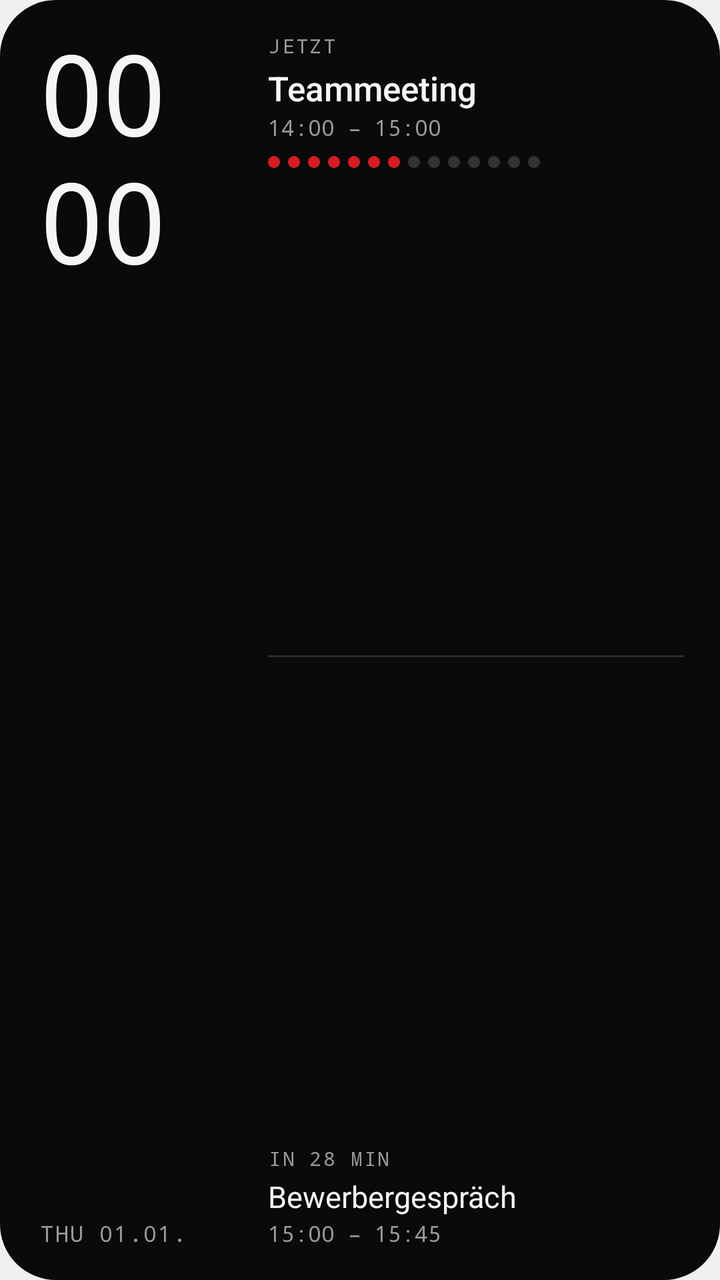
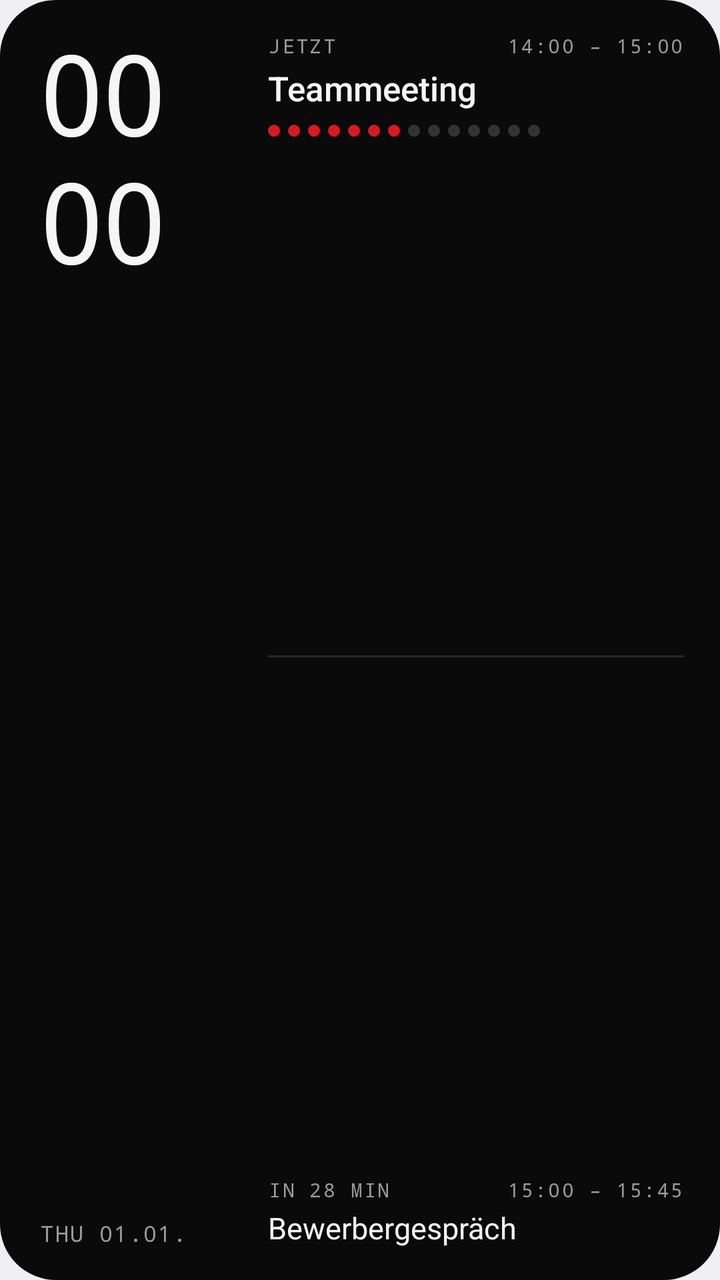

Before-and-after screenshots of an Android layout around one commit, followed by the original layout XML and the change that was made.
<!-- AndroidManifest.xml: application theme android:Theme.DeviceDefault.DayNight -->
<!-- res/layout/widget_now_next.xml -->
<?xml version="1.0" encoding="utf-8"?>
<FrameLayout xmlns:android="http://schemas.android.com/apk/res/android"
    android:id="@android:id/background"
    android:layout_width="match_parent"
    android:layout_height="match_parent">

    <ImageView
        android:id="@+id/bg_fill"
        android:layout_width="match_parent"
        android:layout_height="match_parent"
        android:importantForAccessibility="no"
        android:scaleType="fitXY"
        android:src="@drawable/widget_shape"
        android:tint="@color/mono_bg_solid" />

    <ImageView
        android:id="@+id/bg_stroke"
        android:layout_width="match_parent"
        android:layout_height="match_parent"
        android:importantForAccessibility="no"
        android:scaleType="fitXY"
        android:src="@drawable/widget_stroke"
        android:visibility="gone" />

    <LinearLayout
        android:layout_width="match_parent"
        android:layout_height="match_parent"
        android:orientation="horizontal"
        android:paddingStart="20dp"
        android:paddingTop="16dp"
        android:paddingEnd="18dp"
        android:paddingBottom="16dp">

        
        <LinearLayout
            android:layout_width="wrap_content"
            android:layout_height="match_parent"
            android:minWidth="96dp"
            android:orientation="vertical">

            
            <LinearLayout
                android:layout_width="wrap_content"
                android:layout_height="wrap_content"
                android:gravity="end"
                android:orientation="vertical">

                <TextClock
                    android:id="@+id/clock_hour"
                    android:layout_width="wrap_content"
                    android:layout_height="wrap_content"
                    android:fontFamily="monospace"
                    android:fontFeatureSettings="tnum"
                    android:format12Hour="HH"
                    android:format24Hour="HH"
                    android:includeFontPadding="false"
                    android:letterSpacing="-0.04"
                    android:textColor="@color/mono_text"
                    android:textSize="56sp" />

                <TextClock
                    android:id="@+id/clock_minute"
                    android:layout_width="wrap_content"
                    android:layout_height="wrap_content"
                    android:layout_marginTop="-2dp"
                    android:fontFamily="monospace"
                    android:fontFeatureSettings="tnum"
                    android:format12Hour="mm"
                    android:format24Hour="mm"
                    android:includeFontPadding="false"
                    android:letterSpacing="-0.04"
                    android:textColor="@color/mono_text"
                    android:textSize="56sp" />
            </LinearLayout>

            <FrameLayout
                android:layout_width="match_parent"
                android:layout_height="0dp"
                android:layout_weight="1" />

            <TextClock
                android:id="@+id/date"
                android:layout_width="wrap_content"
                android:layout_height="wrap_content"
                android:fontFamily="monospace"
                android:format12Hour="EEE dd.MM."
                android:format24Hour="EEE dd.MM."
                android:letterSpacing="0.06"
                android:textAllCaps="true"
                android:textColor="@color/mono_muted_solid"
                android:textSize="11sp" />
        </LinearLayout>

        
        <LinearLayout
            android:layout_width="0dp"
            android:layout_height="match_parent"
            android:layout_marginStart="18dp"
            android:layout_weight="1"
            android:orientation="vertical">

            
            <LinearLayout
                android:id="@+id/allday_row"
                android:layout_width="match_parent"
                android:layout_height="wrap_content"
                android:layout_marginBottom="6dp"
                android:gravity="center_vertical"
                android:orientation="horizontal"
                android:visibility="gone">

                <ImageView
                    android:id="@+id/allday_ring"
                    android:layout_width="7dp"
                    android:layout_height="7dp"
                    android:importantForAccessibility="no"
                    android:src="@drawable/ring"
                    android:tint="@color/mono_muted_solid" />

                <TextView
                    android:id="@+id/allday_title"
                    android:layout_width="0dp"
                    android:layout_height="wrap_content"
                    android:layout_marginStart="7dp"
                    android:layout_weight="1"
                    android:ellipsize="end"
                    android:maxLines="1"
                    android:text="Urlaub"
                    android:textColor="@color/mono_text"
                    android:textSize="13sp" />

                <TextView
                    android:id="@+id/allday_count"
                    android:layout_width="wrap_content"
                    android:layout_height="wrap_content"
                    android:layout_marginStart="6dp"
                    android:fontFamily="monospace"
                    android:maxLines="1"
                    android:text="+1"
                    android:textColor="@color/mono_muted_solid"
                    android:textSize="10sp"
                    android:visibility="gone" />
            </LinearLayout>

            <LinearLayout
                android:id="@+id/now_block"
                android:layout_width="match_parent"
                android:layout_height="wrap_content"
                android:orientation="vertical">

                <TextView
                    android:id="@+id/now_label"
                    android:layout_width="wrap_content"
                    android:layout_height="wrap_content"
                    android:fontFamily="monospace"
                    android:letterSpacing="0.08"
                    android:maxLines="1"
                    android:text="JETZT"
                    android:textColor="@color/mono_muted_solid"
                    android:textSize="10sp" />

                <TextView
                    android:id="@+id/now_title"
                    android:layout_width="match_parent"
                    android:layout_height="wrap_content"
                    android:layout_marginTop="3dp"
                    android:ellipsize="end"
                    android:fontFamily="sans-serif-medium"
                    android:maxLines="1"
                    android:text="Teammeeting"
                    android:textColor="@color/mono_text"
                    android:textSize="17sp" />

                <TextView
                    android:id="@+id/now_time"
                    android:layout_width="wrap_content"
                    android:layout_height="wrap_content"
                    android:layout_marginTop="1dp"
                    android:fontFamily="monospace"
                    android:maxLines="1"
                    android:text="14:00 – 15:00"
                    android:textColor="@color/mono_muted_solid"
                    android:textSize="11sp" />

                <LinearLayout
                    android:id="@+id/dots"
                    android:layout_width="wrap_content"
                    android:layout_height="wrap_content"
                    android:layout_marginTop="7dp"
                    android:orientation="horizontal">
                <ImageView
                    android:id="@+id/dot_0"
                    android:layout_width="6dp"
                    android:layout_height="6dp"
                    android:layout_marginEnd="4dp"
                    android:importantForAccessibility="no"
                    android:src="@drawable/dot"
                    android:tint="@color/mono_accent" />
                <ImageView
                    android:id="@+id/dot_1"
                    android:layout_width="6dp"
                    android:layout_height="6dp"
                    android:layout_marginEnd="4dp"
                    android:importantForAccessibility="no"
                    android:src="@drawable/dot"
                    android:tint="@color/mono_accent" />
                <ImageView
                    android:id="@+id/dot_2"
                    android:layout_width="6dp"
                    android:layout_height="6dp"
                    android:layout_marginEnd="4dp"
                    android:importantForAccessibility="no"
                    android:src="@drawable/dot"
                    android:tint="@color/mono_accent" />
                <ImageView
                    android:id="@+id/dot_3"
                    android:layout_width="6dp"
                    android:layout_height="6dp"
                    android:layout_marginEnd="4dp"
                    android:importantForAccessibility="no"
                    android:src="@drawable/dot"
                    android:tint="@color/mono_accent" />
                <ImageView
                    android:id="@+id/dot_4"
                    android:layout_width="6dp"
                    android:layout_height="6dp"
                    android:layout_marginEnd="4dp"
                    android:importantForAccessibility="no"
                    android:src="@drawable/dot"
                    android:tint="@color/mono_accent" />
                <ImageView
                    android:id="@+id/dot_5"
                    android:layout_width="6dp"
                    android:layout_height="6dp"
                    android:layout_marginEnd="4dp"
                    android:importantForAccessibility="no"
                    android:src="@drawable/dot"
                    android:tint="@color/mono_accent" />
                <ImageView
                    android:id="@+id/dot_6"
                    android:layout_width="6dp"
                    android:layout_height="6dp"
                    android:layout_marginEnd="4dp"
                    android:importantForAccessibility="no"
                    android:src="@drawable/dot"
                    android:tint="@color/mono_accent" />
                <ImageView
                    android:id="@+id/dot_7"
                    android:layout_width="6dp"
                    android:layout_height="6dp"
                    android:layout_marginEnd="4dp"
                    android:importantForAccessibility="no"
                    android:src="@drawable/dot"
                    android:tint="@color/mono_dot_off_solid" />
                <ImageView
                    android:id="@+id/dot_8"
                    android:layout_width="6dp"
                    android:layout_height="6dp"
                    android:layout_marginEnd="4dp"
                    android:importantForAccessibility="no"
                    android:src="@drawable/dot"
                    android:tint="@color/mono_dot_off_solid" />
                <ImageView
                    android:id="@+id/dot_9"
                    android:layout_width="6dp"
                    android:layout_height="6dp"
                    android:layout_marginEnd="4dp"
                    android:importantForAccessibility="no"
                    android:src="@drawable/dot"
                    android:tint="@color/mono_dot_off_solid" />
                <ImageView
                    android:id="@+id/dot_10"
                    android:layout_width="6dp"
                    android:layout_height="6dp"
                    android:layout_marginEnd="4dp"
                    android:importantForAccessibility="no"
                    android:src="@drawable/dot"
                    android:tint="@color/mono_dot_off_solid" />
                <ImageView
                    android:id="@+id/dot_11"
                    android:layout_width="6dp"
                    android:layout_height="6dp"
                    android:layout_marginEnd="4dp"
                    android:importantForAccessibility="no"
                    android:src="@drawable/dot"
                    android:tint="@color/mono_dot_off_solid" />
                <ImageView
                    android:id="@+id/dot_12"
                    android:layout_width="6dp"
                    android:layout_height="6dp"
                    android:layout_marginEnd="4dp"
                    android:importantForAccessibility="no"
                    android:src="@drawable/dot"
                    android:tint="@color/mono_dot_off_solid" />
                <ImageView
                    android:id="@+id/dot_13"
                    android:layout_width="6dp"
                    android:layout_height="6dp"
                    android:importantForAccessibility="no"
                    android:src="@drawable/dot"
                    android:tint="@color/mono_dot_off_solid" />
                </LinearLayout>
            </LinearLayout>

            <FrameLayout
                android:layout_width="match_parent"
                android:layout_height="0dp"
                android:layout_weight="1" />

            <ImageView
                android:id="@+id/divider"
                android:layout_width="match_parent"
                android:layout_height="1dp"
                android:importantForAccessibility="no"
                android:scaleType="fitXY"
                android:src="@drawable/line"
                android:tint="@color/mono_line_solid" />

            <FrameLayout
                android:layout_width="match_parent"
                android:layout_height="0dp"
                android:layout_weight="1" />

            <LinearLayout
                android:id="@+id/next_block"
                android:layout_width="match_parent"
                android:layout_height="wrap_content"
                android:orientation="vertical">

                <TextView
                    android:id="@+id/next_label"
                    android:layout_width="match_parent"
                    android:layout_height="wrap_content"
                    android:ellipsize="end"
                    android:fontFamily="monospace"
                    android:letterSpacing="0.08"
                    android:maxLines="1"
                    android:text="IN 28 MIN"
                    android:textColor="@color/mono_muted_solid"
                    android:textSize="10sp" />

                <TextView
                    android:id="@+id/next_title"
                    android:layout_width="match_parent"
                    android:layout_height="wrap_content"
                    android:layout_marginTop="2dp"
                    android:ellipsize="end"
                    android:maxLines="1"
                    android:text="Bewerbergespräch"
                    android:textColor="@color/mono_text"
                    android:textSize="15sp" />

                <TextView
                    android:id="@+id/next_time"
                    android:layout_width="match_parent"
                    android:layout_height="wrap_content"
                    android:layout_marginTop="1dp"
                    android:ellipsize="end"
                    android:fontFamily="monospace"
                    android:maxLines="1"
                    android:text="15:00 – 15:45"
                    android:textColor="@color/mono_muted_solid"
                    android:textSize="11sp" />
            </LinearLayout>
        </LinearLayout>
    </LinearLayout>
</FrameLayout>
<!-- resources referenced by this layout -->
<resources>
  <color name="mono_accent">#FFD71921</color>
  <color name="mono_bg_solid">#FF0A0A0A</color>
  <color name="mono_dot_off_solid">#FF333333</color>
  <color name="mono_line_solid">#FF2A2A2A</color>
  <color name="mono_muted_solid">#FF9A9A9A</color>
  <color name="mono_text">#FFF5F5F5</color>
  <!-- drawable dot (drawable) -->
  <?xml version="1.0" encoding="utf-8"?>
  <shape xmlns:android="http://schemas.android.com/apk/res/android"
      android:shape="oval">
      <solid android:color="#FFFFFFFF" />
      <size
          android:width="6dp"
          android:height="6dp" />
  </shape>
  <!-- drawable line (drawable) -->
  <?xml version="1.0" encoding="utf-8"?>
  <shape xmlns:android="http://schemas.android.com/apk/res/android"
      android:shape="rectangle">
      <solid android:color="#FFFFFFFF" />
  </shape>
  <!-- drawable ring (drawable) -->
  <?xml version="1.0" encoding="utf-8"?>
  <shape xmlns:android="http://schemas.android.com/apk/res/android"
      android:shape="oval">
      <solid android:color="#00000000" />
      <stroke
          android:width="1.5dp"
          android:color="#FFFFFFFF" />
      <size
          android:width="7dp"
          android:height="7dp" />
  </shape>
  <!-- drawable widget_shape (drawable) -->
  <?xml version="1.0" encoding="utf-8"?>
  <shape xmlns:android="http://schemas.android.com/apk/res/android"
      android:shape="rectangle">
      <solid android:color="#FFFFFFFF" />
      <corners android:radius="@android:dimen/system_app_widget_background_radius" />
  </shape>
  <!-- drawable widget_stroke (drawable) -->
  <?xml version="1.0" encoding="utf-8"?>
  <shape xmlns:android="http://schemas.android.com/apk/res/android"
      android:shape="rectangle">
      <solid android:color="#00000000" />
      <stroke
          android:width="1dp"
          android:color="#29FFFFFF" />
      <corners android:radius="@android:dimen/system_app_widget_background_radius" />
  </shape>
</resources>

<!-- the commit's change to res/layout/widget_now_next.xml (unified diff, before → after) -->
@@ -104,26 +104,17 @@
                 android:id="@+id/allday_row"
                 android:layout_width="match_parent"
                 android:layout_height="wrap_content"
-                android:layout_marginBottom="6dp"
-                android:gravity="center_vertical"
+                android:layout_marginBottom="10dp"
                 android:orientation="horizontal"
                 android:visibility="gone">
 
-                <ImageView
-                    android:id="@+id/allday_ring"
-                    android:layout_width="7dp"
-                    android:layout_height="7dp"
-                    android:importantForAccessibility="no"
-                    android:src="@drawable/ring"
-                    android:tint="@color/mono_muted_solid" />
-
                 <TextView
                     android:id="@+id/allday_title"
                     android:layout_width="0dp"
                     android:layout_height="wrap_content"
-                    android:layout_marginStart="7dp"
                     android:layout_weight="1"
                     android:ellipsize="end"
+                    android:fontFamily="sans-serif-medium"
                     android:maxLines="1"
                     android:text="Urlaub"
                     android:textColor="@color/mono_text"
@@ -133,13 +124,26 @@
                     android:id="@+id/allday_count"
                     android:layout_width="wrap_content"
                     android:layout_height="wrap_content"
-                    android:layout_marginStart="6dp"
+                    android:layout_marginStart="8dp"
                     android:fontFamily="monospace"
-                    android:maxLines="1"
-                    android:text="+1"
+                    android:letterSpacing="0.08"
+                    android:maxLines="1"
+                    android:text="+1 ·"
                     android:textColor="@color/mono_muted_solid"
                     android:textSize="10sp"
                     android:visibility="gone" />
+
+                <TextView
+                    android:id="@+id/allday_tag"
+                    android:layout_width="wrap_content"
+                    android:layout_height="wrap_content"
+                    android:layout_marginStart="6dp"
+                    android:fontFamily="monospace"
+                    android:letterSpacing="0.08"
+                    android:maxLines="1"
+                    android:text="GANZTÄGIG"
+                    android:textColor="@color/mono_muted_solid"
+                    android:textSize="10sp" />
             </LinearLayout>
 
             <LinearLayout
@@ -148,16 +152,37 @@
                 android:layout_height="wrap_content"
                 android:orientation="vertical">
 
-                <TextView
-                    android:id="@+id/now_label"
-                    android:layout_width="wrap_content"
-                    android:layout_height="wrap_content"
-                    android:fontFamily="monospace"
-                    android:letterSpacing="0.08"
-                    android:maxLines="1"
-                    android:text="JETZT"
-                    android:textColor="@color/mono_muted_solid"
-                    android:textSize="10sp" />
+                
+                <LinearLayout
+                    android:layout_width="match_parent"
+                    android:layout_height="wrap_content"
+                    android:orientation="horizontal">
+
+                    <TextView
+                        android:id="@+id/now_label"
+                        android:layout_width="0dp"
+                        android:layout_height="wrap_content"
+                        android:layout_weight="1"
+                        android:ellipsize="end"
+                        android:fontFamily="monospace"
+                        android:letterSpacing="0.08"
+                        android:maxLines="1"
+                        android:text="JETZT"
+                        android:textColor="@color/mono_muted_solid"
+                        android:textSize="10sp" />
+
+                    <TextView
+                        android:id="@+id/now_time"
+                        android:layout_width="wrap_content"
+                        android:layout_height="wrap_content"
+                        android:layout_marginStart="10dp"
+                        android:fontFamily="monospace"
+                        android:letterSpacing="0.08"
+                        android:maxLines="1"
+                        android:text="14:00 – 15:00"
+                        android:textColor="@color/mono_muted_solid"
+                        android:textSize="10sp" />
+                </LinearLayout>
 
                 <TextView
                     android:id="@+id/now_title"
@@ -171,16 +196,6 @@
                     android:textColor="@color/mono_text"
                     android:textSize="17sp" />
 
-                <TextView
-                    android:id="@+id/now_time"
-                    android:layout_width="wrap_content"
-                    android:layout_height="wrap_content"
-                    android:layout_marginTop="1dp"
-                    android:fontFamily="monospace"
-                    android:maxLines="1"
-                    android:text="14:00 – 15:00"
-                    android:textColor="@color/mono_muted_solid"
-                    android:textSize="11sp" />
 
                 <LinearLayout
                     android:id="@+id/dots"
@@ -327,17 +342,37 @@
                 android:layout_height="wrap_content"
                 android:orientation="vertical">
 
-                <TextView
-                    android:id="@+id/next_label"
+                
+                <LinearLayout
                     android:layout_width="match_parent"
                     android:layout_height="wrap_content"
-                    android:ellipsize="end"
-                    android:fontFamily="monospace"
-                    android:letterSpacing="0.08"
-                    android:maxLines="1"
-                    android:text="IN 28 MIN"
-                    android:textColor="@color/mono_muted_solid"
-                    android:textSize="10sp" />
+                    android:orientation="horizontal">
+
+                    <TextView
+                        android:id="@+id/next_label"
+                        android:layout_width="0dp"
+                        android:layout_height="wrap_content"
+                        android:layout_weight="1"
+                        android:ellipsize="end"
+                        android:fontFamily="monospace"
+                        android:letterSpacing="0.08"
+                        android:maxLines="1"
+                        android:text="IN 28 MIN"
+                        android:textColor="@color/mono_muted_solid"
+                        android:textSize="10sp" />
+
+                    <TextView
+                        android:id="@+id/next_time"
+                        android:layout_width="wrap_content"
+                        android:layout_height="wrap_content"
+                        android:layout_marginStart="10dp"
+                        android:fontFamily="monospace"
+                        android:letterSpacing="0.08"
+                        android:maxLines="1"
+                        android:text="15:00 – 15:45"
+                        android:textColor="@color/mono_muted_solid"
+                        android:textSize="10sp" />
+                </LinearLayout>
 
                 <TextView
                     android:id="@+id/next_title"
@@ -349,18 +384,6 @@
                     android:text="Bewerbergespräch"
                     android:textColor="@color/mono_text"
                     android:textSize="15sp" />
-
-                <TextView
-                    android:id="@+id/next_time"
-                    android:layout_width="match_parent"
-                    android:layout_height="wrap_content"
-                    android:layout_marginTop="1dp"
-                    android:ellipsize="end"
-                    android:fontFamily="monospace"
-                    android:maxLines="1"
-                    android:text="15:00 – 15:45"
-                    android:textColor="@color/mono_muted_solid"
-                    android:textSize="11sp" />
             </LinearLayout>
         </LinearLayout>
     </LinearLayout>
<!-- resource entries referenced after the edit -->
@@ -21,18 +21,6 @@
       android:shape="rectangle">
       <solid android:color="#FFFFFFFF" />
   </shape>
-  <!-- drawable ring (drawable) -->
-  <?xml version="1.0" encoding="utf-8"?>
-  <shape xmlns:android="http://schemas.android.com/apk/res/android"
-      android:shape="oval">
-      <solid android:color="#00000000" />
-      <stroke
-          android:width="1.5dp"
-          android:color="#FFFFFFFF" />
-      <size
-          android:width="7dp"
-          android:height="7dp" />
-  </shape>
   <!-- drawable widget_shape (drawable) -->
   <?xml version="1.0" encoding="utf-8"?>
   <shape xmlns:android="http://schemas.android.com/apk/res/android"
